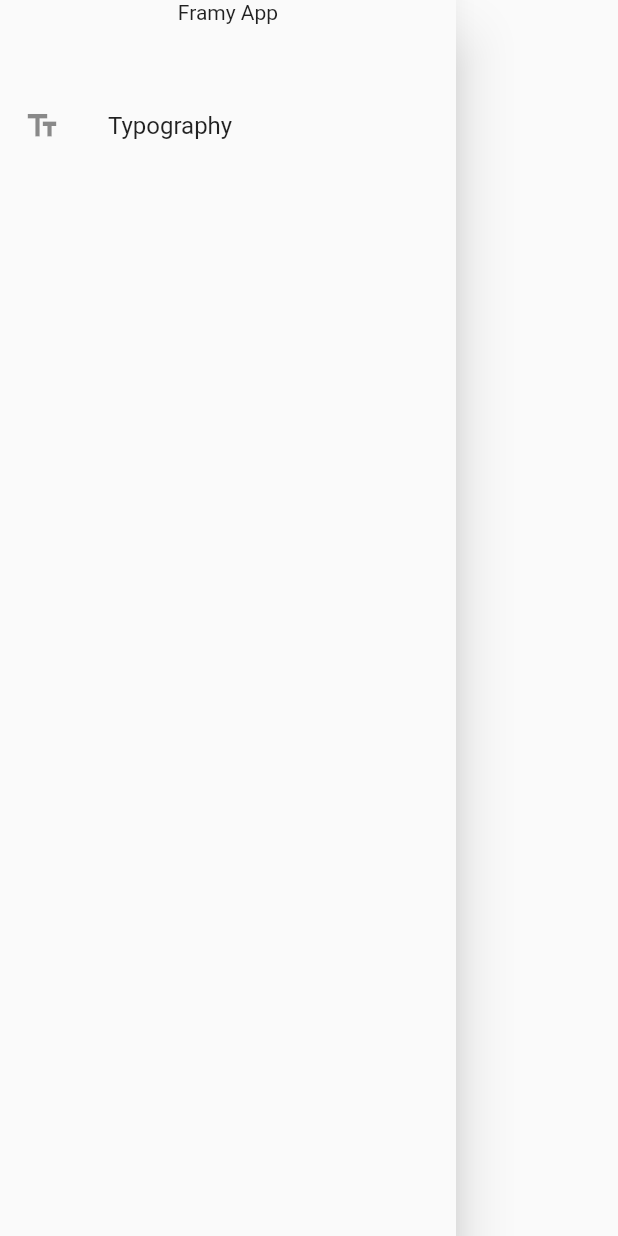
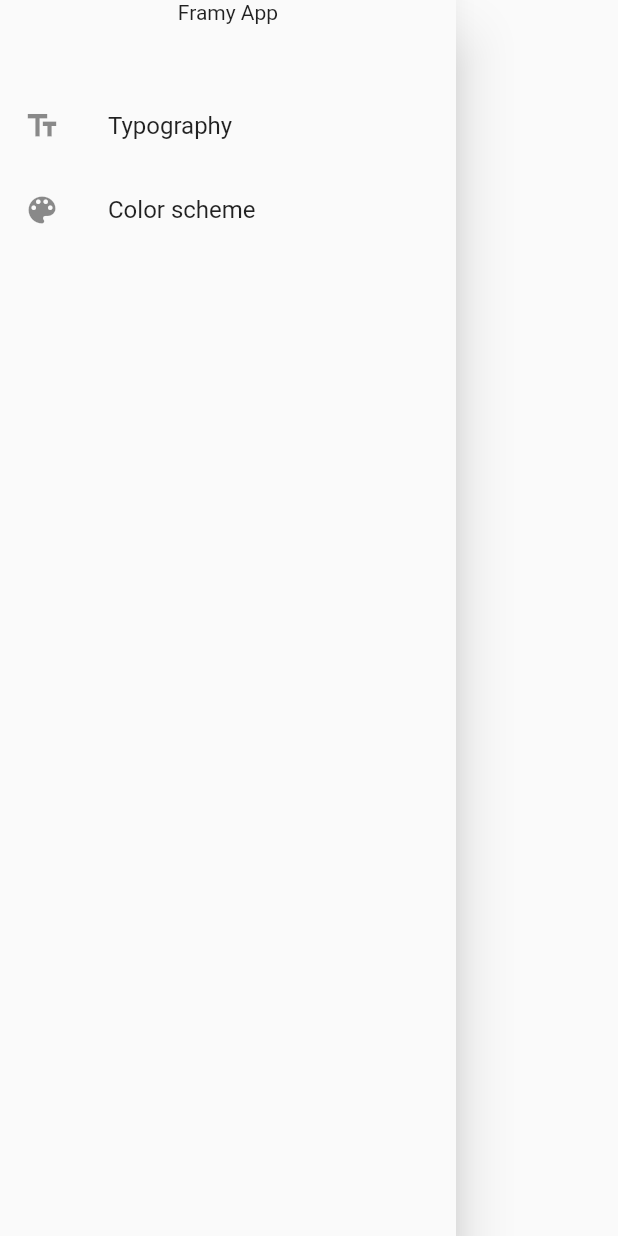
Before and after one commit to Fidev-io/framy, a Flutter app: the FramyDrawer widget shown alone on an empty page, opened directly, on a phone screen of 412 x 824 dp. Run offline on Flutter 3.47's test engine with Material 2 defaults, Android fonts, the phone set to English and light mode, and no system bars; our stand-ins replace glob; missing offline and left inert: analyzer, build, source_gen.

Commit message:
Added Color scheme item to the drawer

```diff
--- a/framy_generator/lib/generator/drawer_generator.dart
+++ b/framy_generator/lib/generator/drawer_generator.dart
@@ -16,6 +16,10 @@ class FramyDrawer extends StatelessWidget {
                 leading: Icon(Icons.text_fields),
                 title: Text('Typography'),
               ),
+              ListTile(
+                leading: Icon(Icons.color_lens),
+                title: Text('Color scheme'),
+              ),
             ],
           ),
         ),
--- a/test_apps/counter_app/lib/main.app.framy.dart
+++ b/test_apps/counter_app/lib/main.app.framy.dart
@@ -53,6 +53,10 @@ class FramyDrawer extends StatelessWidget {
               ListTile(
                 leading: Icon(Icons.text_fields),
                 title: Text('Typography'),
+              ),
+              ListTile(
+                leading: Icon(Icons.color_lens),
+                title: Text('Color scheme'),
               ),
             ],
           ),
--- a/test_apps/counter_app/test_driver/app_test.dart
+++ b/test_apps/counter_app/test_driver/app_test.dart
@@ -92,8 +92,12 @@ void main() {
       await ozzie.takeScreenshot('${platform}_drawer');
     });
 
-    test('should have typography list item', () async {
+    test('should have Typography list item', () async {
       await driver.waitFor(find.text('Typography'));
+    });
+
+    test('should have Color scheme list item', () async {
+      await driver.waitFor(find.text('Color scheme'));
     });
   });
 }
```
Also changed, not shown: 2 other files.
